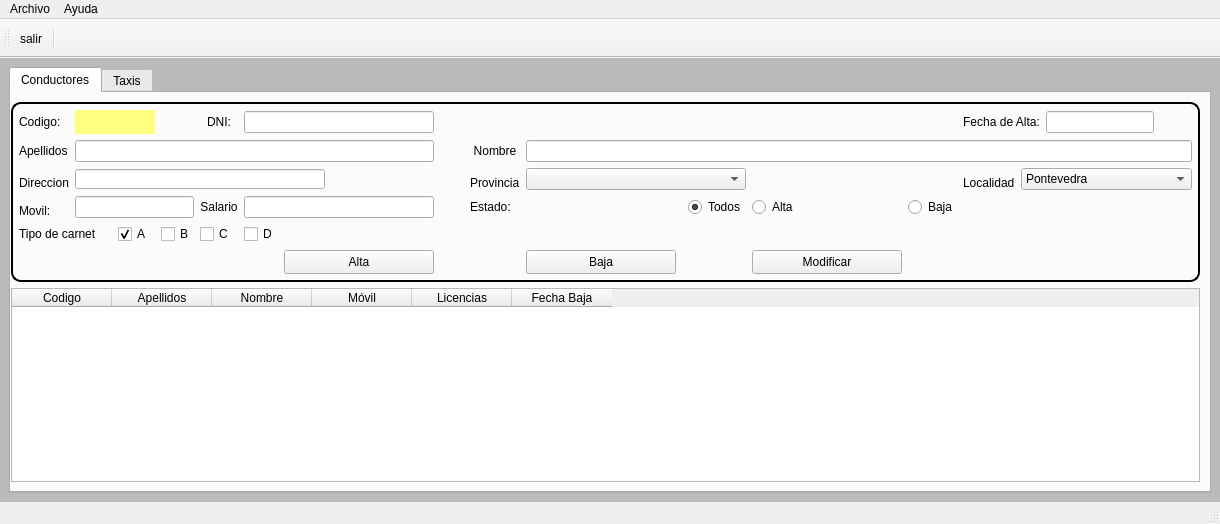
Above: templates/MainWindow.ui from javierlago/lagoamoedo before the change. Below: the same form after it.
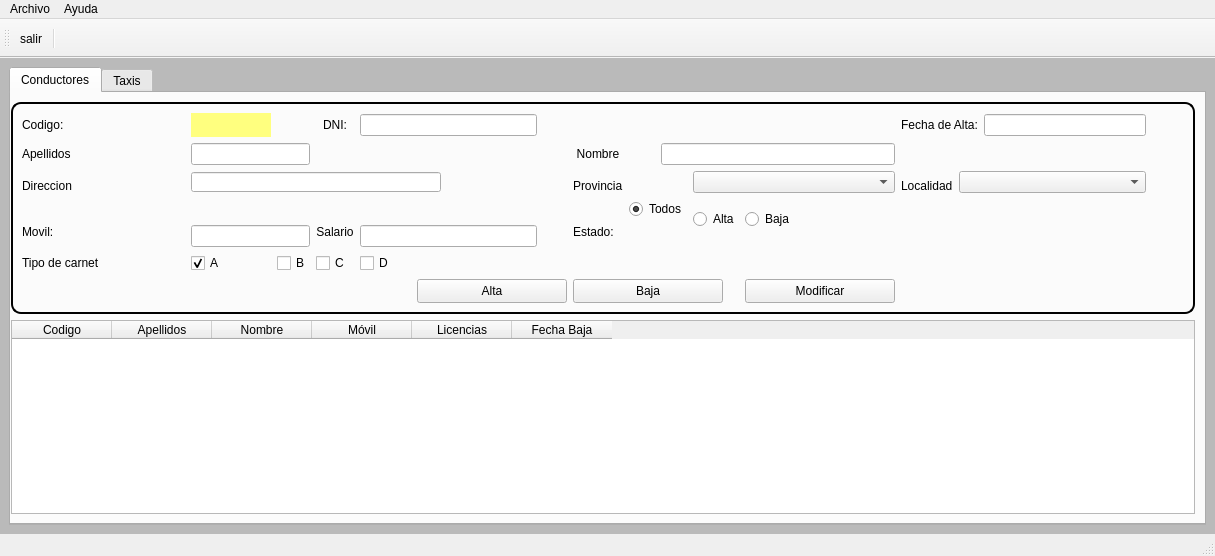
That is the form after the change. Icons and pictures are not drawn.

The edit to the form file:
```diff
--- a/templates/MainWindow.ui
+++ b/templates/MainWindow.ui
@@ -143,7 +143,7 @@
            <property name="leftMargin">
             <number>0</number>
            </property>
-           <item row="2" column="0">
+           <item row="3" column="0">
             <widget class="QTableWidget" name="tabDriver2">
              <property name="sizePolicy">
               <sizepolicy hsizetype="MinimumExpanding" vsizetype="MinimumExpanding">
@@ -195,7 +195,7 @@
              </column>
             </widget>
            </item>
-           <item row="1" column="0" alignment="Qt::AlignHCenter|Qt::AlignVCenter">
+           <item row="2" column="0">
             <widget class="QFrame" name="boxInfo">
              <property name="enabled">
               <bool>true</bool>
@@ -230,25 +230,7 @@
              <property name="lineWidth">
               <number>5</number>
              </property>
-             <layout class="QGridLayout" name="gridLayout_3" rowstretch="0,10,0,0,0,0" columnstretch="10,0,0,0,0,0,0,0,0,0,0,0,0,0,0,0,0,0">
-              <property name="sizeConstraint">
-               <enum>QLayout::SetMinAndMaxSize</enum>
-              </property>
-              <property name="leftMargin">
-               <number>6</number>
-              </property>
-              <property name="topMargin">
-               <number>6</number>
-              </property>
-              <property name="rightMargin">
-               <number>6</number>
-              </property>
-              <property name="bottomMargin">
-               <number>6</number>
-              </property>
-              <property name="spacing">
-               <number>6</number>
-              </property>
+             <layout class="QGridLayout" name="gridLayout_3">
               <item row="0" column="0">
                <widget class="QLabel" name="lblCodigo">
                 <property name="styleSheet">
@@ -262,7 +244,35 @@
                 </property>
                </widget>
               </item>
-              <item row="0" column="4">
+              <item row="0" column="1">
+               <widget class="QLabel" name="lblCodDB">
+                <property name="sizePolicy">
+                 <sizepolicy hsizetype="MinimumExpanding" vsizetype="MinimumExpanding">
+                  <horstretch>0</horstretch>
+                  <verstretch>0</verstretch>
+                 </sizepolicy>
+                </property>
+                <property name="minimumSize">
+                 <size>
+                  <width>80</width>
+                  <height>24</height>
+                 </size>
+                </property>
+                <property name="maximumSize">
+                 <size>
+                  <width>80</width>
+                  <height>24</height>
+                 </size>
+                </property>
+                <property name="styleSheet">
+                 <string notr="true">background-color: rgb(255, 255, 127);</string>
+                </property>
+                <property name="text">
+                 <string/>
+                </property>
+               </widget>
+              </item>
+              <item row="0" column="3">
                <widget class="QLabel" name="lblDNI">
                 <property name="text">
                  <string>DNI:</string>
@@ -272,7 +282,7 @@
                 </property>
                </widget>
               </item>
-              <item row="0" column="5" colspan="2">
+              <item row="0" column="4" colspan="2">
                <widget class="QLineEdit" name="txtDni">
                 <property name="sizePolicy">
                  <sizepolicy hsizetype="MinimumExpanding" vsizetype="Fixed">
@@ -285,7 +295,46 @@
                 </property>
                </widget>
               </item>
-              <item row="0" column="14" colspan="2">
+              <item row="0" column="6">
+               <widget class="QLabel" name="lblCheckDNI">
+                <property name="sizePolicy">
+                 <sizepolicy hsizetype="MinimumExpanding" vsizetype="MinimumExpanding">
+                  <horstretch>0</horstretch>
+                  <verstretch>0</verstretch>
+                 </sizepolicy>
+                </property>
+                <property name="minimumSize">
+                 <size>
+                  <width>24</width>
+                  <height>24</height>
+                 </size>
+                </property>
+                <property name="maximumSize">
+                 <size>
+                  <width>24</width>
+                  <height>24</height>
+                 </size>
+                </property>
+                <property name="font">
+                 <font>
+                  <family>Ravie</family>
+                  <pointsize>16</pointsize>
+                  <weight>50</weight>
+                  <bold>false</bold>
+                 </font>
+                </property>
+                <property name="text">
+                 <string/>
+                </property>
+                <property name="scaledContents">
+                 <bool>false</bool>
+                </property>
+                <property name="alignment">
+                 <set>Qt::AlignCenter</set>
+                </property>
+               </widget>
+              </item>
+              <item row="0" column="12" colspan="2">
                <widget class="QLabel" name="tltDate">
                 <property name="styleSheet">
                  <string notr="true"/>
@@ -298,10 +347,10 @@
                 </property>
                </widget>
               </item>
-              <item row="0" column="16">
+              <item row="0" column="14">
                <widget class="QLineEdit" name="txtDate"/>
               </item>
-              <item row="0" column="17">
+              <item row="0" column="15">
                <widget class="QPushButton" name="btnCalendar">
                 <property name="styleSheet">
                  <string notr="true">border-radius:2px;
@@ -341,7 +390,7 @@
                 </property>
                </widget>
               </item>
-              <item row="1" column="1" colspan="6">
+              <item row="1" column="1" colspan="2">
                <widget class="QLineEdit" name="txtDni_2">
                 <property name="sizePolicy">
                  <sizepolicy hsizetype="Expanding" vsizetype="Fixed">
@@ -351,7 +400,7 @@
                 </property>
                </widget>
               </item>
-              <item row="1" column="8">
+              <item row="1" column="7">
                <widget class="QLabel" name="lblName">
                 <property name="styleSheet">
                  <string notr="true"/>
@@ -364,7 +413,7 @@
                 </property>
                </widget>
               </item>
-              <item row="1" column="9" colspan="9">
+              <item row="1" column="9" colspan="3">
                <widget class="QLineEdit" name="txtNombre"/>
               </item>
               <item row="2" column="0">
@@ -380,7 +429,7 @@
                 </property>
                </widget>
               </item>
-              <item row="2" column="1" colspan="6">
+              <item row="2" column="1" colspan="5">
                <widget class="QLineEdit" name="txtDireccion">
                 <property name="minimumSize">
                  <size>
@@ -396,7 +445,7 @@
                 </property>
                </widget>
               </item>
-              <item row="2" column="8">
+              <item row="2" column="7">
                <widget class="QLabel" name="lblProvincia">
                 <property name="styleSheet">
                  <string notr="true"/>
@@ -409,7 +458,10 @@
                 </property>
                </widget>
               </item>
-              <item row="2" column="14">
+              <item row="2" column="10" colspan="2">
+               <widget class="QComboBox" name="cmbProvincia"/>
+              </item>
+              <item row="2" column="12">
                <widget class="QLabel" name="lblLocalidad">
                 <property name="styleSheet">
                  <string notr="true"/>
@@ -422,16 +474,58 @@
                 </property>
                </widget>
               </item>
-              <item row="2" column="15" colspan="3">
-               <widget class="QComboBox" name="cmbLocalidad">
-                <item>
-                 <property name="text">
-                  <string>Pontevedra</string>
-                 </property>
-                </item>
+              <item row="2" column="13" colspan="2">
+               <widget class="QComboBox" name="cmbLocalidad"/>
+              </item>
+              <item row="3" column="8" colspan="2">
+               <widget class="QRadioButton" name="rbtTodos">
+                <property name="sizePolicy">
+                 <sizepolicy hsizetype="Fixed" vsizetype="Fixed">
+                  <horstretch>0</horstretch>
+                  <verstretch>0</verstretch>
+                 </sizepolicy>
+                </property>
+                <property name="text">
+                 <string>Todos</string>
+                </property>
+                <property name="checked">
+                 <bool>true</bool>
+                </property>
+                <attribute name="buttonGroup">
+                 <string notr="true">buttonGroup</string>
+                </attribute>
                </widget>
               </item>
-              <item row="3" column="0">
+              <item row="3" column="10" rowspan="2">
+               <widget class="QRadioButton" name="rbtAlta">
+                <property name="sizePolicy">
+                 <sizepolicy hsizetype="Fixed" vsizetype="Fixed">
+                  <horstretch>0</horstretch>
+                  <verstretch>0</verstretch>
+                 </sizepolicy>
+                </property>
+                <property name="text">
+                 <string>Alta</string>
+                </property>
+                <attribute name="buttonGroup">
+                 <string notr="true">buttonGroup</string>
+                </attribute>
+               </widget>
+              </item>
+              <item row="3" column="11" rowspan="2">
+               <widget class="QRadioButton" name="rbtBaja">
+                <property name="text">
+                 <string>Baja</string>
+                </property>
+                <property name="checked">
+                 <bool>false</bool>
+                </property>
+                <attribute name="buttonGroup">
+                 <string notr="true">buttonGroup</string>
+                </attribute>
+               </widget>
+              </item>
+              <item row="4" column="0">
                <widget class="QLabel" name="lblMovil">
                 <property name="styleSheet">
                  <string notr="true"/>
@@ -444,10 +538,10 @@
                 </property>
                </widget>
               </item>
-              <item row="3" column="1" colspan="3">
+              <item row="4" column="1" rowspan="2" colspan="2">
                <widget class="QLineEdit" name="txtMovil"/>
               </item>
-              <item row="3" column="4">
+              <item row="4" column="3">
                <widget class="QLabel" name="lblSalario">
                 <property name="styleSheet">
                  <string notr="true"/>
@@ -460,7 +554,7 @@
                 </property>
                </widget>
               </item>
-              <item row="3" column="5" colspan="2">
+              <item row="4" column="4" rowspan="2" colspan="2">
                <widget class="QLineEdit" name="txtSalario">
                 <property name="text">
                  <string/>
@@ -470,7 +564,7 @@
                 </property>
                </widget>
               </item>
-              <item row="3" column="7">
+              <item row="4" column="6">
                <widget class="QLabel" name="lblTxt">
                 <property name="text">
                  <string/>
@@ -483,57 +577,39 @@
                 </property>
                </widget>
               </item>
-              <item row="3" column="8" colspan="3">
+              <item row="4" column="7" colspan="2">
                <widget class="QLabel" name="label">
+                <property name="sizePolicy">
+                 <sizepolicy hsizetype="Minimum" vsizetype="Fixed">
+                  <horstretch>0</horstretch>
+                  <verstretch>0</verstretch>
+                 </sizepolicy>
+                </property>
+                <property name="minimumSize">
+                 <size>
+                  <width>50</width>
+                  <height>0</height>
+                 </size>
+                </property>
+                <property name="maximumSize">
+                 <size>
+                  <width>50</width>
+                  <height>24</height>
+                 </size>
+                </property>
                 <property name="text">
                  <string>Estado:</string>
                 </property>
                </widget>
               </item>
-              <item row="3" column="11">
-               <widget class="QRadioButton" name="rbtTodos">
-                <property name="text">
-                 <string>Todos</string>
-                </property>
-                <property name="checked">
-                 <bool>true</bool>
-                </property>
-                <attribute name="buttonGroup">
-                 <string notr="true">buttonGroup</string>
-                </attribute>
-               </widget>
-              </item>
-              <item row="3" column="12">
-               <widget class="QRadioButton" name="rbtAlta">
-                <property name="text">
-                 <string>Alta</string>
-                </property>
-                <attribute name="buttonGroup">
-                 <string notr="true">buttonGroup</string>
-                </attribute>
-               </widget>
-              </item>
-              <item row="3" column="13">
-               <widget class="QRadioButton" name="rbtBaja">
-                <property name="text">
-                 <string>Baja</string>
-                </property>
-                <property name="checked">
-                 <bool>false</bool>
-                </property>
-                <attribute name="buttonGroup">
-                 <string notr="true">buttonGroup</string>
-                </attribute>
-               </widget>
-              </item>
-              <item row="4" column="0" colspan="2">
+              <item row="6" column="0">
                <widget class="QLabel" name="lblCarnet">
                 <property name="text">
                  <string>Tipo de carnet</string>
                 </property>
                </widget>
               </item>
-              <item row="4" column="2">
+              <item row="6" column="1">
                <widget class="QCheckBox" name="chkA">
                 <property name="text">
                  <string>A</string>
@@ -543,53 +619,28 @@
                 </property>
                </widget>
               </item>
-              <item row="4" column="3">
+              <item row="6" column="2">
                <widget class="QCheckBox" name="chkB">
                 <property name="text">
                  <string>B</string>
                 </property>
                </widget>
               </item>
-              <item row="4" column="4">
+              <item row="6" column="3">
                <widget class="QCheckBox" name="chkC">
                 <property name="text">
                  <string>C</string>
                 </property>
                </widget>
               </item>
-              <item row="4" column="5">
+              <item row="6" column="4">
                <widget class="QCheckBox" name="chkD">
                 <property name="text">
                  <string>D</string>
                 </property>
                </widget>
               </item>
-              <item row="5" column="9">
-               <widget class="QPushButton" name="btnBajaDriver">
-                <property name="sizePolicy">
-                 <sizepolicy hsizetype="MinimumExpanding" vsizetype="MinimumExpanding">
-                  <horstretch>0</horstretch>
-                  <verstretch>0</verstretch>
-                 </sizepolicy>
-                </property>
-                <property name="minimumSize">
-                 <size>
-                  <width>150</width>
-                  <height>24</height>
-                 </size>
-                </property>
-                <property name="maximumSize">
-                 <size>
-                  <width>150</width>
-                  <height>24</height>
-                 </size>
-                </property>
-                <property name="text">
-                 <string>Baja</string>
-                </property>
-               </widget>
-              </item>
-              <item row="5" column="6">
+              <item row="7" column="5" colspan="2">
                <widget class="QPushButton" name="btnaltaDriver">
                 <property name="sizePolicy">
                  <sizepolicy hsizetype="MinimumExpanding" vsizetype="MinimumExpanding">
@@ -614,7 +665,32 @@
                 </property>
                </widget>
               </item>
-              <item row="5" column="12">
+              <item row="7" column="7" colspan="4">
+               <widget class="QPushButton" name="btnBajaDriver">
+                <property name="sizePolicy">
+                 <sizepolicy hsizetype="MinimumExpanding" vsizetype="MinimumExpanding">
+                  <horstretch>0</horstretch>
+                  <verstretch>0</verstretch>
+                 </sizepolicy>
+                </property>
+                <property name="minimumSize">
+                 <size>
+                  <width>150</width>
+                  <height>24</height>
+                 </size>
+                </property>
+                <property name="maximumSize">
+                 <size>
+                  <width>150</width>
+                  <height>24</height>
+                 </size>
+                </property>
+                <property name="text">
+                 <string>Baja</string>
+                </property>
+               </widget>
+              </item>
+              <item row="7" column="11">
                <widget class="QPushButton" name="btnModifDriver">
                 <property name="enabled">
                  <bool>true</bool>
@@ -645,76 +721,6 @@
                 </property>
                </widget>
               </item>
-              <item row="0" column="1" colspan="2">
-               <widget class="QLabel" name="lblCodDB">
-                <property name="sizePolicy">
-                 <sizepolicy hsizetype="MinimumExpanding" vsizetype="MinimumExpanding">
-                  <horstretch>0</horstretch>
-                  <verstretch>0</verstretch>
-                 </sizepolicy>
-                </property>
-                <property name="minimumSize">
-                 <size>
-                  <width>80</width>
-                  <height>24</height>
-                 </size>
-                </property>
-                <property name="maximumSize">
-                 <size>
-                  <width>80</width>
-                  <height>24</height>
-                 </size>
-                </property>
-                <property name="styleSheet">
-                 <string notr="true">background-color: rgb(255, 255, 127);</string>
-                </property>
-                <property name="text">
-                 <string/>
-                </property>
-               </widget>
-              </item>
-              <item row="0" column="7">
-               <widget class="QLabel" name="lblCheckDNI">
-                <property name="sizePolicy">
-                 <sizepolicy hsizetype="MinimumExpanding" vsizetype="MinimumExpanding">
-                  <horstretch>0</horstretch>
-                  <verstretch>0</verstretch>
-                 </sizepolicy>
-                </property>
-                <property name="minimumSize">
-                 <size>
-                  <width>24</width>
-                  <height>24</height>
-                 </size>
-                </property>
-                <property name="maximumSize">
-                 <size>
-                  <width>24</width>
-                  <height>24</height>
-                 </size>
-                </property>
-                <property name="font">
-                 <font>
-                  <family>Ravie</family>
-                  <pointsize>16</pointsize>
-                  <weight>50</weight>
-                  <bold>false</bold>
-                 </font>
-                </property>
-                <property name="text">
-                 <string/>
-                </property>
-                <property name="scaledContents">
-                 <bool>false</bool>
-                </property>
-                <property name="alignment">
-                 <set>Qt::AlignCenter</set>
-                </property>
-               </widget>
-              </item>
-              <item row="2" column="9" colspan="3">
-               <widget class="QComboBox" name="cmbProvincia"/>
-              </item>
              </layout>
             </widget>
            </item>
```
Left out of the diff: 2 changed lines with no effect on the pictures.
